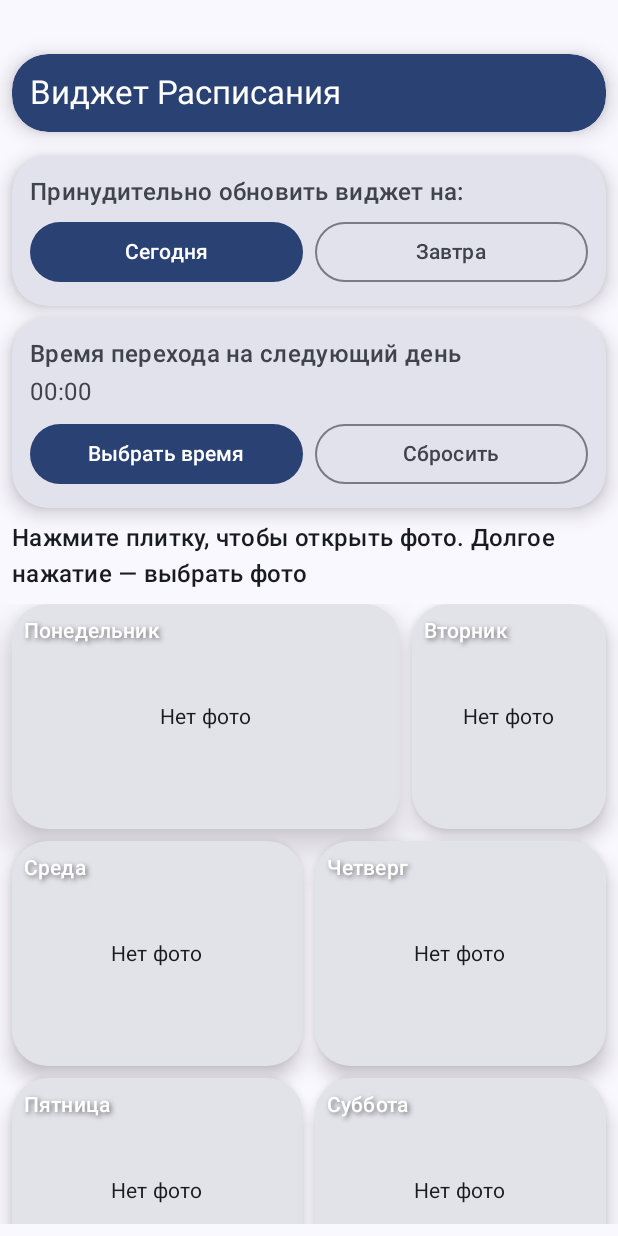
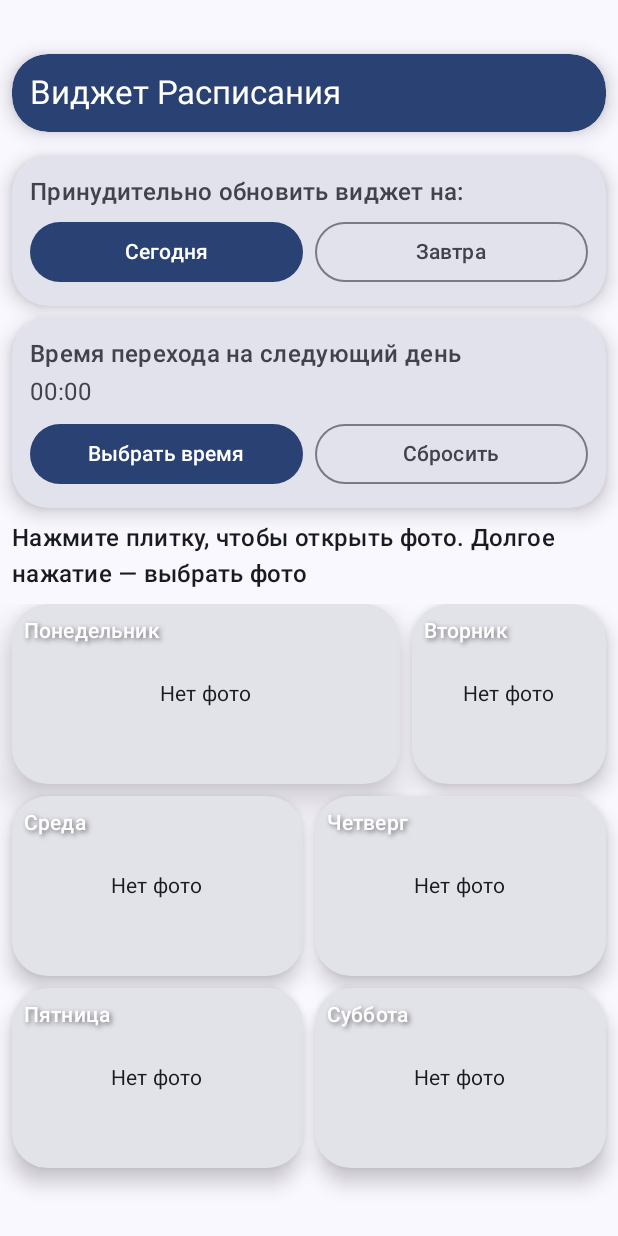
Before and after one commit to NineWerSwerrow/schedulewidget, an Android app built with Jetpack Compose: the screen it shows after launch (MainActivity), on a phone screen of 412 x 824 dp. Run offline under Robolectric (Android 15) with nearby library versions, the phone set to English and light mode, and no system bars.

Commit message:
card height decrease

```diff
--- a/app/src/main/java/com/ninewer/schedulewidget/MainActivity.kt
+++ b/app/src/main/java/com/ninewer/schedulewidget/MainActivity.kt
@@ -298,7 +298,7 @@ fun DayTile(
         shape = RoundedCornerShape(cornerRadius),
         modifier = Modifier
             .fillMaxWidth()
-            .height(150.dp)
+            .height(120.dp)
             .shadow(
                 elevation = if (isToday) 16.dp else 8.dp,
                 shape = RoundedCornerShape(cornerRadius),
```
